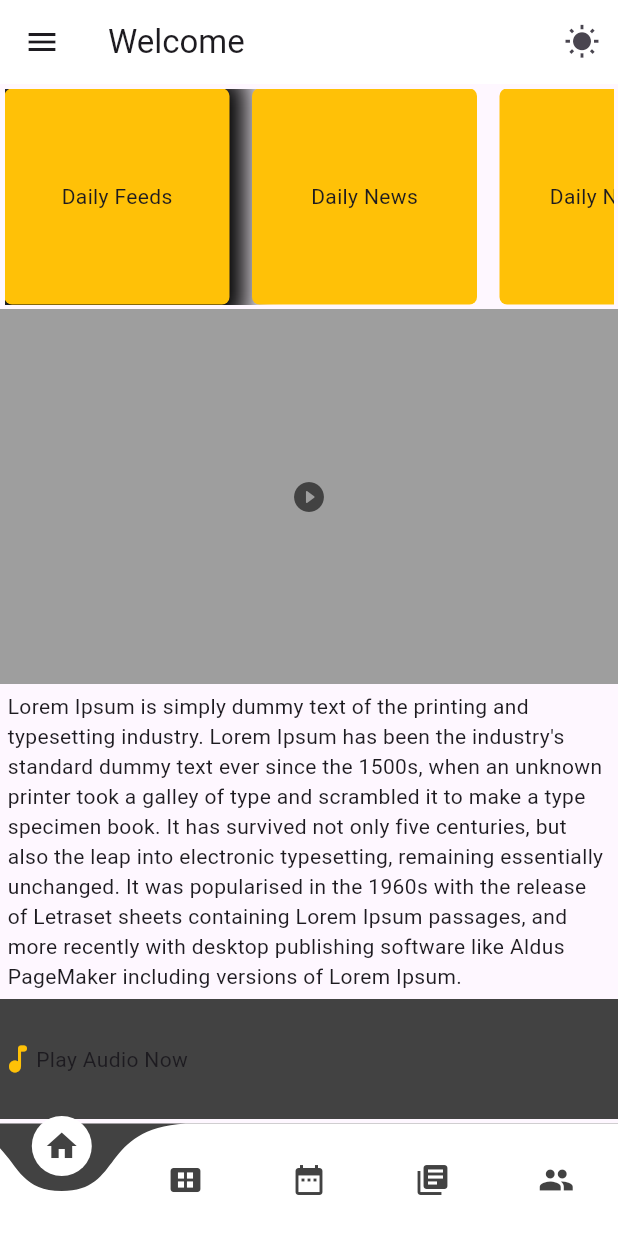
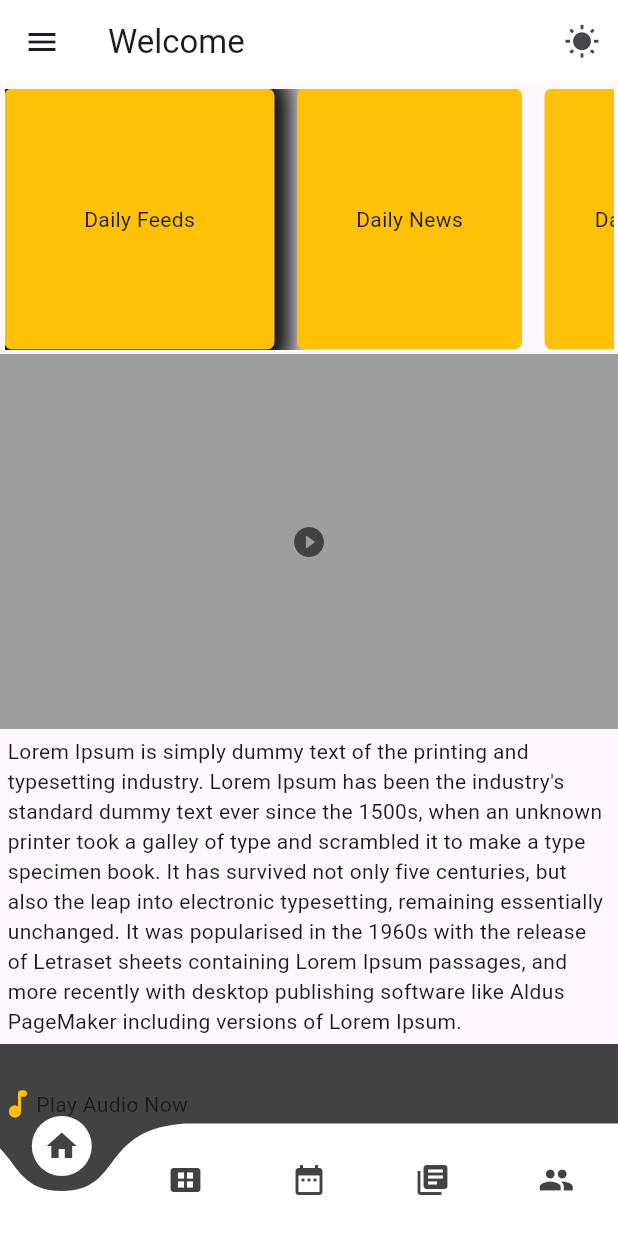
Before and after one commit to yosefsahle/Christ_Like, a Flutter app: the screen it shows after launch, after a tap on "Sign Up", after a tap on "Already have an account?", after a tap on "Skip", on a phone screen of 412 x 824 dp. Run offline on Flutter 3.47's test engine with Material 3 defaults, Android fonts, the light colour scheme and no system bars; drawn by our look-alikes of curved_navigation_bar; our stand-ins replace progress_indicators.

Commit message:
post Page

```diff
--- a/lib/pages/home.dart
+++ b/lib/pages/home.dart
@@ -14,15 +14,15 @@ class HomePage extends StatelessWidget {
           child: ListView(
             children: [
               SizedBox(
-                height: 150,
+                height: 180,
                 child: Padding(
                     padding: const EdgeInsets.all(3),
                     child: ListView(
                       scrollDirection: Axis.horizontal,
                       children: [
                         Container(
-                          width: 150,
-                          height: 150,
+                          width: 180,
+                          height: 180,
                           decoration: const BoxDecoration(
                               color: Colors.amber,
                               boxShadow: [
```
